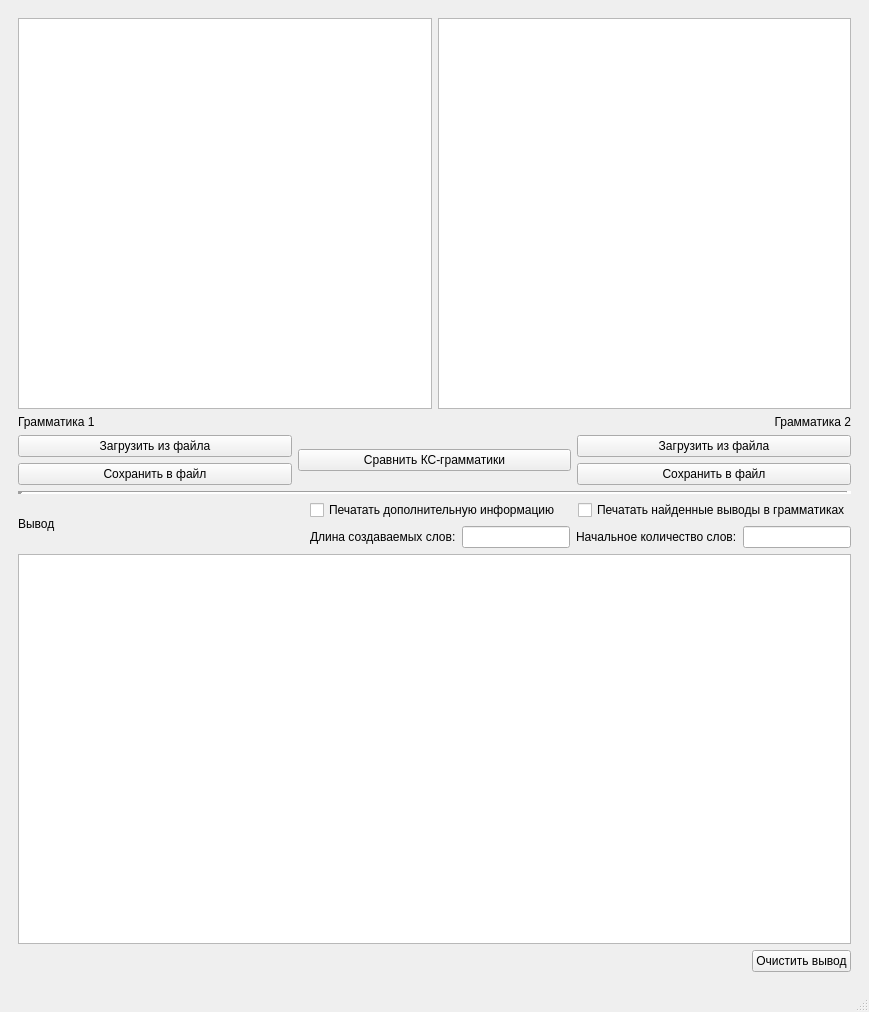
Before: the Qt Designer form diploma_mainwindow.ui in Pancko/diploma, drawn with Qt 5.
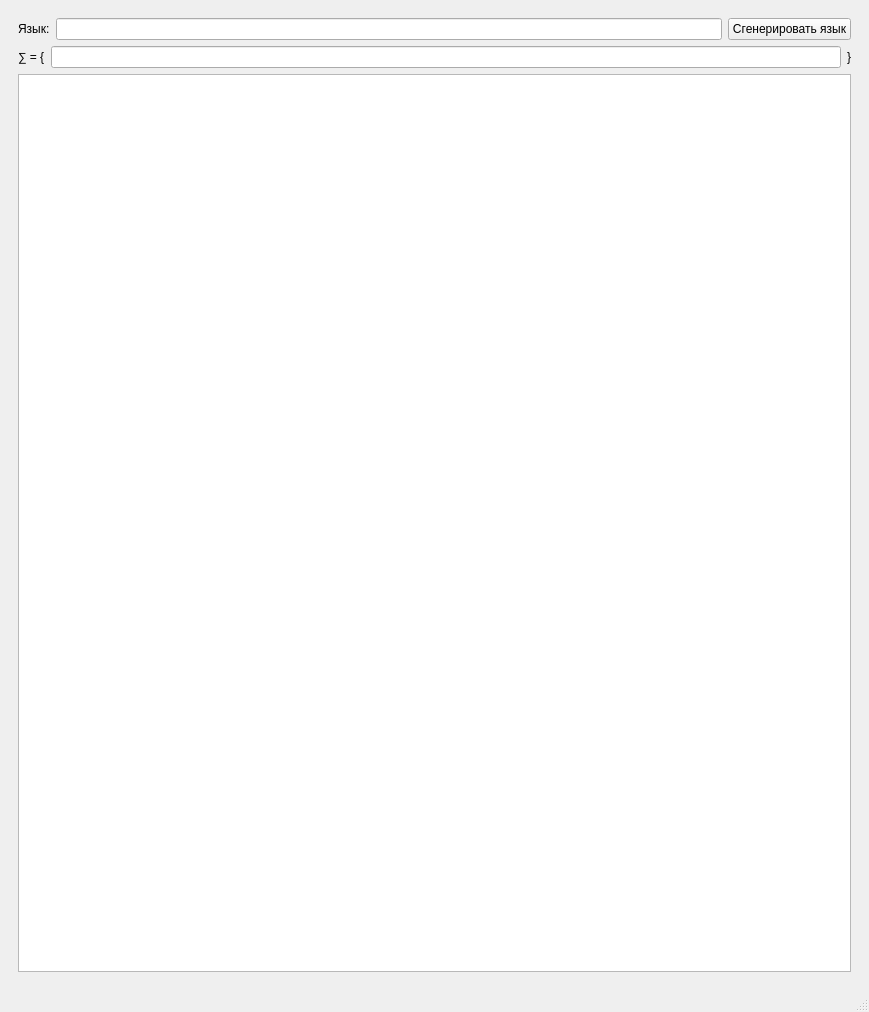
After: the same form once the commit is applied.

What changed in the file:
```diff
--- a/diploma_mainwindow.ui
+++ b/diploma_mainwindow.ui
@@ -14,8 +14,8 @@
    <string>Diploma_MainWindow</string>
   </property>
   <widget class="QWidget" name="centralwidget">
-   <layout class="QGridLayout" name="gridLayout">
-    <item row="0" column="0">
+   <layout class="QVBoxLayout" name="verticalLayout_8">
+    <item>
      <widget class="QStackedWidget" name="stackedWidget">
       <property name="lineWidth">
        <number>1</number>
@@ -111,6 +111,55 @@
         </item>
        </layout>
       </widget>
+      <widget class="QWidget" name="infiniteTask_page">
+       <layout class="QVBoxLayout" name="verticalLayout_9">
+        <item>
+         <layout class="QHBoxLayout" name="horizontalLayout_10">
+          <item>
+           <widget class="QLabel" name="label">
+            <property name="text">
+             <string>Язык:</string>
+            </property>
+           </widget>
+          </item>
+          <item>
+           <widget class="QLineEdit" name="language_lineEdit"/>
+          </item>
+          <item>
+           <widget class="QPushButton" name="langGenerate_pB">
+            <property name="text">
+             <string>Сгенерировать язык</string>
+            </property>
+           </widget>
+          </item>
+         </layout>
+        </item>
+        <item>
+         <layout class="QHBoxLayout" name="horizontalLayout_8">
+          <item>
+           <widget class="QLabel" name="label_2">
+            <property name="text">
+             <string>∑ = {</string>
+            </property>
+           </widget>
+          </item>
+          <item>
+           <widget class="QLineEdit" name="sigma_lineEdit"/>
+          </item>
+          <item>
+           <widget class="QLabel" name="label_3">
+            <property name="text">
+             <string>}</string>
+            </property>
+           </widget>
+          </item>
+         </layout>
+        </item>
+        <item>
+         <widget class="QTextEdit" name="langCFG_textEdit"/>
+        </item>
+       </layout>
+      </widget>
       <widget class="QWidget" name="grammarEQ_page">
        <layout class="QVBoxLayout" name="verticalLayout_5">
         <item>
```
